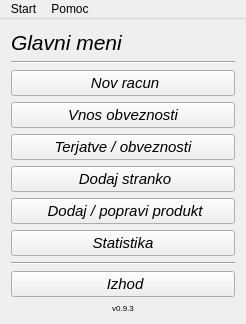
The window that mainwindow.ui (MaxMaxy/racun) describes before a commit, drawn with Qt 5.
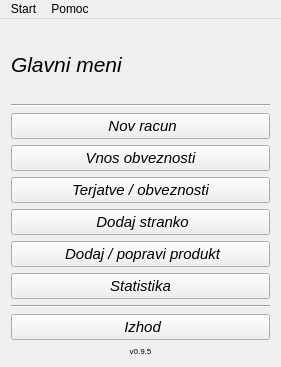
The same window after the commit. Icons and pictures are not drawn.

```diff
--- a/mainwindow.ui
+++ b/mainwindow.ui
@@ -6,8 +6,8 @@
    <rect>
     <x>0</x>
     <y>0</y>
-    <width>246</width>
-    <height>323</height>
+    <width>281</width>
+    <height>367</height>
    </rect>
   </property>
   <property name="sizePolicy">
@@ -220,7 +220,7 @@
          <enum>QFrame::Raised</enum>
         </property>
         <property name="text">
-         <string>v0.9.3</string>
+         <string>v0.9.5</string>
         </property>
         <property name="textFormat">
          <enum>Qt::AutoText</enum>
@@ -246,8 +246,8 @@
     <rect>
      <x>0</x>
      <y>0</y>
-     <width>246</width>
-     <height>20</height>
+     <width>281</width>
+     <height>27</height>
     </rect>
    </property>
    <widget class="QMenu" name="menuStart">
```
